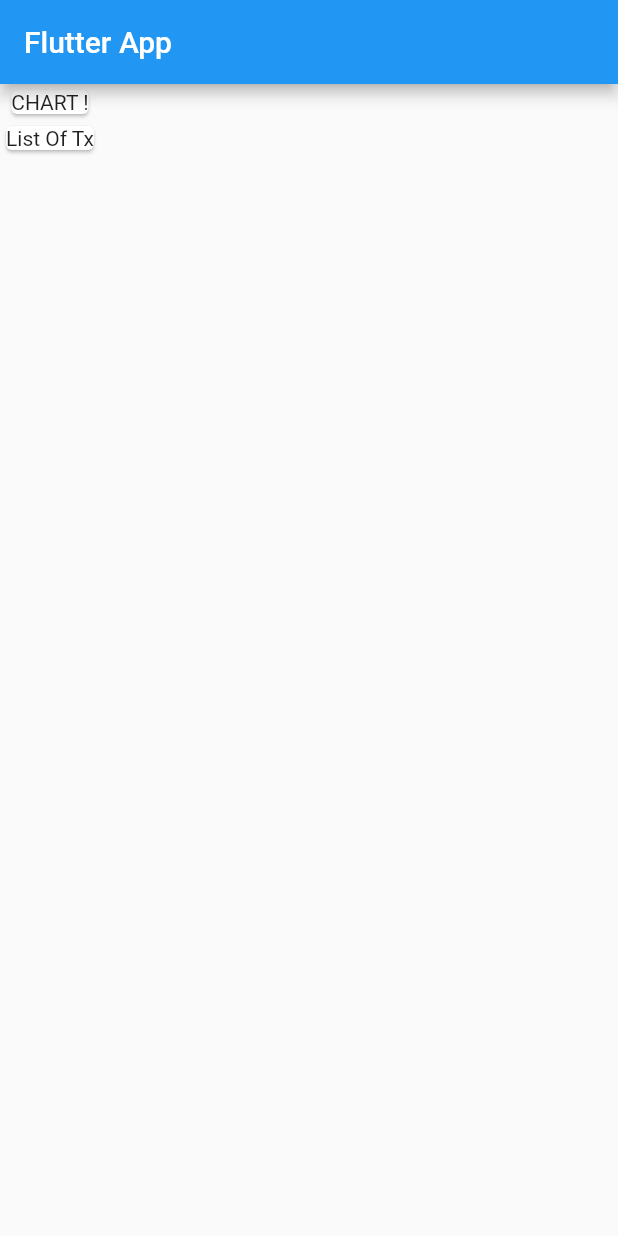
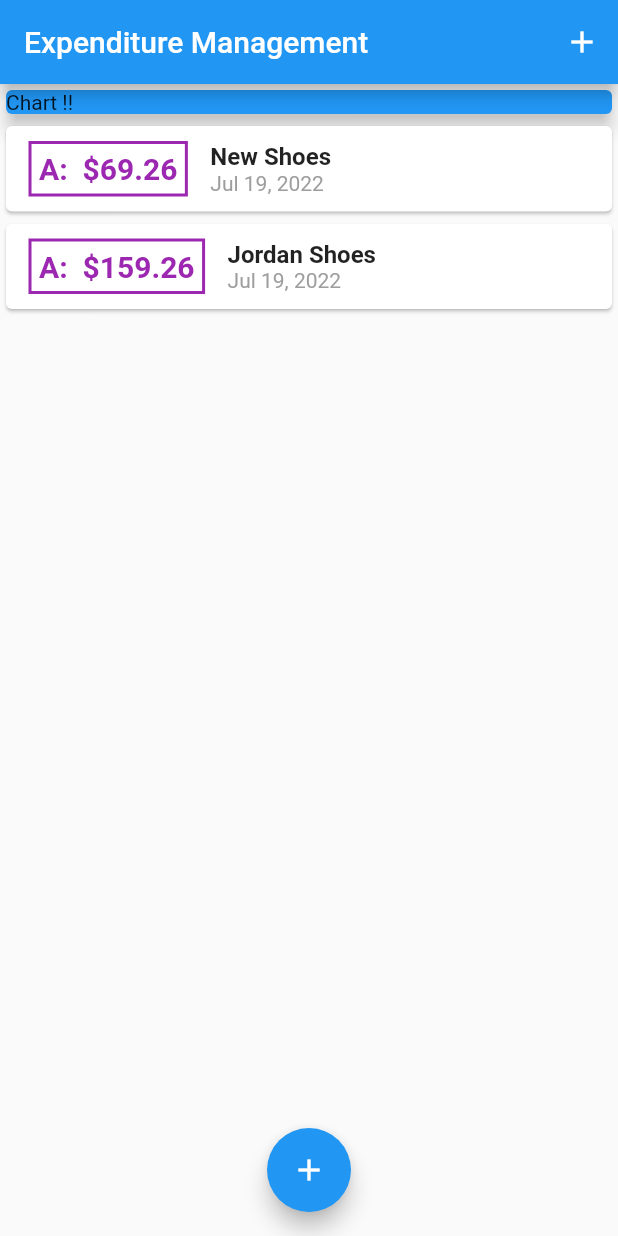
Before and after one commit to Deepak-khadka/flutter, a Flutter app: the screen it shows after launch, on a phone screen of 412 x 824 dp. Run offline on Flutter 3.47's test engine with Material 2 defaults, Android fonts, the phone set to English and light mode, and no system bars.

Commit message:
chore: include textfield and list view

```diff
--- a/expense_planner/lib/main.dart
+++ b/expense_planner/lib/main.dart
@@ -1,45 +1,97 @@
+import 'package:expense_planner/widgets/transaction_list.dart';
+
+import './models/transaction.dart';
+import './widgets/new_transaction.dart';
 import 'package:flutter/material.dart';
 
-void main() {
-  runApp(const MyApp());
-}
-
-class MyApp extends StatelessWidget {
-  const MyApp({Key? key}) : super(key: key);
-
-  @override
-  Widget build(BuildContext context) {
-    return MaterialApp(
-      title: 'Flutter Demo',
-      theme: ThemeData(
-        primarySwatch: Colors.blue,
-      ),
-      home: const MyHomePage(title: 'Flutter App'),
-    );
-  }
-}
+void main() => runApp(MyHomePage());
 
 class MyHomePage extends StatefulWidget {
-  const MyHomePage({Key? key, required this.title}) : super(key: key);
-
-  final String title;
+  const MyHomePage({Key? key}) : super(key: key);
 
   @override
   State<MyHomePage> createState() => _MyHomePageState();
 }
 
 class _MyHomePageState extends State<MyHomePage> {
+  final List<Transaction> _userTransactions = [
+    Transaction(
+      id: 't1',
+      title: 'New Shoes',
+      amount: 69.26,
+      date: DateTime.now(),
+    ),
+    Transaction(
+      id: 't2',
+      title: 'Jordan Shoes',
+      amount: 159.26,
+      date: DateTime.now(),
+    )
+  ];
+
+  void _addNewTransaction(String title, double amount) {
+    final newTx = Transaction(
+      id: DateTime.now().toString(),
+      title: title,
+      amount: amount,
+      date: DateTime.now(),
+    );
+
+    setState(() {
+      _userTransactions.add(newTx);
+    });
+  }
+
+  void _startAddNewTransaction(BuildContext ctx) {
+    showModalBottomSheet(
+      context: ctx,
+      builder: (_) {
+        return NewTransaction(_addNewTransaction);
+      },
+    );
+  }
+
   @override
   Widget build(BuildContext context) {
-    return Scaffold(
-        appBar: AppBar(
-          title: Text(widget.title),
+    return MediaQuery(
+      data: const MediaQueryData(),
+      child: MaterialApp(
+        home: Scaffold(
+          appBar: AppBar(
+            title: const Text("Expenditure Management"),
+            actions: [
+              IconButton(
+                  onPressed: () => _startAddNewTransaction(context),
+                  icon: const Icon(
+                    Icons.add,
+                  ))
+            ],
+          ),
+          body: SingleChildScrollView(
+            child: Column(
+              // mainAxisAlignment: MainAxisAlignment.spaceAround,
+              crossAxisAlignment: CrossAxisAlignment.stretch,
+              children: <Widget>[
+                Container(
+                  width: double.infinity,
+                  child: const Card(
+                    color: Colors.blue,
+                    elevation: 5,
+                    child: Text('Chart !!'),
+                  ),
+                ),
+                TransactionList(_userTransactions),
+              ],
+            ),
+          ),
+          floatingActionButtonLocation:
+              FloatingActionButtonLocation.centerFloat,
+          floatingActionButton: FloatingActionButton(
+            onPressed: () => _startAddNewTransaction(context),
+            child: const Icon(Icons.add),
+          ),
         ),
-        body: Column(
-          children: <Widget>[
-            Card(child: Text("CHART !"),),
-            Card(child: Text('List Of Tx'),),
-          ],
-        ));
+      ),
+    );
   }
 }
--- /dev/null
+++ b/expense_planner/lib/models/transaction.dart
@@ -0,0 +1,12 @@
+class Transaction {
+  final String id;
+  final String title;
+  final double amount;
+  final DateTime date;
+
+  Transaction(
+      {required this.id,
+      required this.title,
+      required this.amount,
+      required this.date});
+}
--- /dev/null
+++ b/expense_planner/lib/widgets/transaction_list.dart
@@ -0,0 +1,66 @@
+import 'package:expense_planner/models/transaction.dart';
+import 'package:flutter/material.dart';
+import 'package:intl/intl.dart';
+
+class TransactionList extends StatelessWidget {
+
+ final List<Transaction> transactions;
+
+ const TransactionList(this.transactions);
+
+  @override
+  Widget build(BuildContext context) {
+    return Container(
+      height: 900,
+     child: ListView.builder(
+       itemBuilder: (context, index) {
+         return Card(
+           child: Row(
+             children: [
+               Container(
+                 margin: const EdgeInsets.symmetric(
+                   vertical: 10,
+                   horizontal: 15,
+                 ),
+                 decoration: BoxDecoration(
+                   border: Border.all(
+                     color: Colors.purple,
+                     width: 2,
+                   ),
+                 ),
+                 padding: const EdgeInsets.all(5),
+                 child: Text(
+                   "A:  \$${transactions[index].amount.toStringAsFixed(2)}",
+                   style: const TextStyle(
+                       fontWeight: FontWeight.bold,
+                       fontSize: 20,
+                       color: Colors.purple),
+                 ),
+               ),
+               Column(
+                 crossAxisAlignment: CrossAxisAlignment.start,
+                 children: [
+                   Text(
+                     transactions[index].title,
+                     style: const TextStyle(
+                       fontSize: 16,
+                       fontWeight: FontWeight.bold,
+                     ),
+                   ),
+                   Text(
+                     DateFormat.yMMMd().format(transactions[index].date),
+                     style: const TextStyle(
+                       color: Colors.grey,
+                     ),
+                   ),
+                 ],
+               )
+             ],
+           ),
+         );
+       },
+       itemCount: transactions.length,
+     ),
+    );
+  }
+}
--- a/expense_planner/pubspec.yaml
+++ b/expense_planner/pubspec.yaml
@@ -29,6 +29,7 @@ environment:
 dependencies:
   flutter:
     sdk: flutter
+  intl: ^0.17.0
 
 
   # The following adds the Cupertino Icons font to your application.
```
Also changed, not shown: expense_planner/lib/widgets/new_transaction.dart (added, +60 -0 lines), expense_planner/pubspec.lock, 39 other files.
